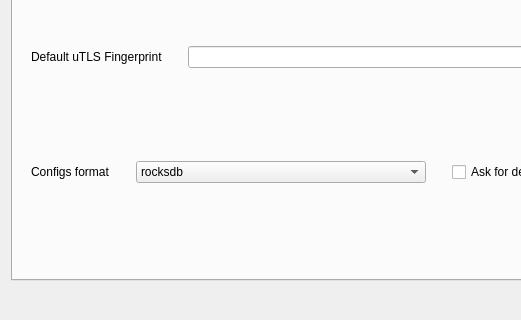
qr243vbi/nekobox, file src/nekobox/ui/setting/dialog_basic_settings.ui: the form before one commit; both pictures show x 0 to 521 and y 343 to 663 of the 763 by 663 pixel window.
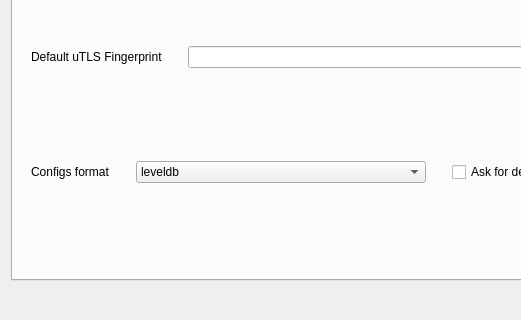
The form after the commit. The open tabs and pages were chosen to show the change. Custom widgets are drawn as their Qt base class.

Commit message: Replace rocksdb with leveldb

Patch:
```diff
--- a/src/nekobox/ui/setting/dialog_basic_settings.ui
+++ b/src/nekobox/ui/setting/dialog_basic_settings.ui
@@ -1241,7 +1241,7 @@
                </property>
                <item>
                 <property name="text">
-                 <string notr="true">rocksdb</string>
+                 <string notr="true">leveldb</string>
                 </property>
                </item>
                <item>
```
Left out of the diff: 4 changed lines with no effect on the pictures. The commit also changes 9 other files.
